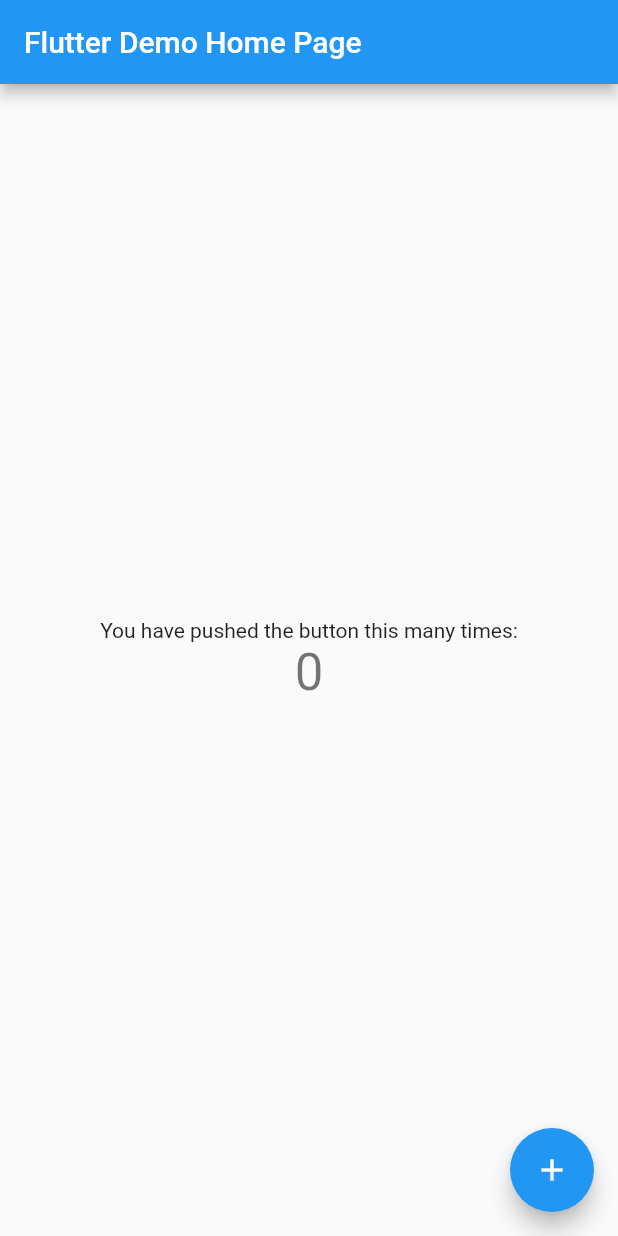
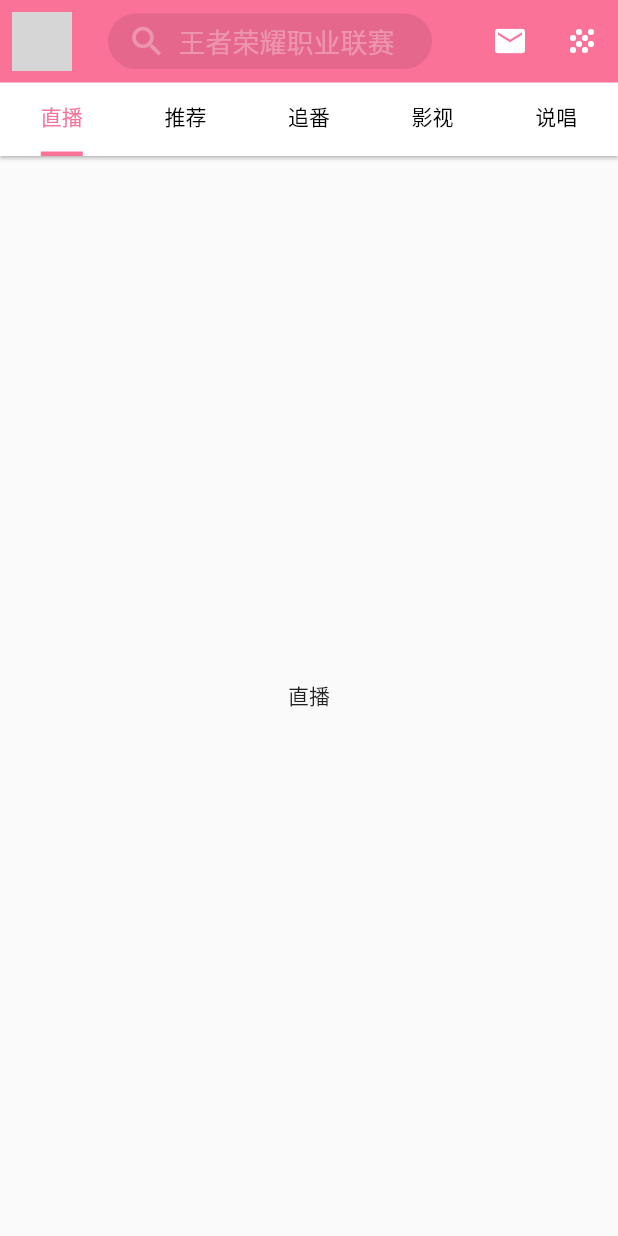
Before and after one commit to Harhao/bilibili-flutter, a Flutter app: the screen it shows after launch, on a phone screen of 412 x 824 dp. Run offline on Flutter 3.47's test engine with Material 2 defaults, Android fonts, the phone set to English and light mode, and no system bars; network calls fail; grey boxes are pictures that could not be loaded.

Commit message:
feat: 完成首页tabBar和navigationBar

```diff
--- a/lib/main.dart
+++ b/lib/main.dart
@@ -1,111 +1,10 @@
 import 'package:flutter/material.dart';
-
-void main() => runApp(MyApp());
-
-class MyApp extends StatelessWidget {
-  // This widget is the root of your application.
-  @override
-  Widget build(BuildContext context) {
-    return MaterialApp(
-      title: 'Flutter Demo',
-      theme: ThemeData(
-        // This is the theme of your application.
-        //
-        // Try running your application with "flutter run". You'll see the
-        // application has a blue toolbar. Then, without quitting the app, try
-        // changing the primarySwatch below to Colors.green and then invoke
-        // "hot reload" (press "r" in the console where you ran "flutter run",
-        // or simply save your changes to "hot reload" in a Flutter IDE).
-        // Notice that the counter didn't reset back to zero; the application
-        // is not restarted.
-        primarySwatch: Colors.blue,
-      ),
-      home: MyHomePage(title: 'Flutter Demo Home Page'),
-    );
-  }
-}
-
-class MyHomePage extends StatefulWidget {
-  MyHomePage({Key key, this.title}) : super(key: key);
-
-  // This widget is the home page of your application. It is stateful, meaning
-  // that it has a State object (defined below) that contains fields that affect
-  // how it looks.
-
-  // This class is the configuration for the state. It holds the values (in this
-  // case the title) provided by the parent (in this case the App widget) and
-  // used by the build method of the State. Fields in a Widget subclass are
-  // always marked "final".
-
-  final String title;
-
-  @override
-  _MyHomePageState createState() => _MyHomePageState();
-}
-
-class _MyHomePageState extends State<MyHomePage> {
-  int _counter = 0;
-
-  void _incrementCounter() {
-    setState(() {
-      // This call to setState tells the Flutter framework that something has
-      // changed in this State, which causes it to rerun the build method below
-      // so that the display can reflect the updated values. If we changed
-      // _counter without calling setState(), then the build method would not be
-      // called again, and so nothing would appear to happen.
-      _counter++;
-    });
-  }
-
-  @override
-  Widget build(BuildContext context) {
-    // This method is rerun every time setState is called, for instance as done
-    // by the _incrementCounter method above.
-    //
-    // The Flutter framework has been optimized to make rerunning build methods
-    // fast, so that you can just rebuild anything that needs updating rather
-    // than having to individually change instances of widgets.
-    return Scaffold(
-      appBar: AppBar(
-        // Here we take the value from the MyHomePage object that was created by
-        // the App.build method, and use it to set our appbar title.
-        title: Text(widget.title),
-      ),
-      body: Center(
-        // Center is a layout widget. It takes a single child and positions it
-        // in the middle of the parent.
-        child: Column(
-          // Column is also layout widget. It takes a list of children and
-          // arranges them vertically. By default, it sizes itself to fit its
-          // children horizontally, and tries to be as tall as its parent.
-          //
-          // Invoke "debug painting" (press "p" in the console, choose the
-          // "Toggle Debug Paint" action from the Flutter Inspector in Android
-          // Studio, or the "Toggle Debug Paint" command in Visual Studio Code)
-          // to see the wireframe for each widget.
-          //
-          // Column has various properties to control how it sizes itself and
-          // how it positions its children. Here we use mainAxisAlignment to
-          // center the children vertically; the main axis here is the vertical
-          // axis because Columns are vertical (the cross axis would be
-          // horizontal).
-          mainAxisAlignment: MainAxisAlignment.center,
-          children: <Widget>[
-            Text(
-              'You have pushed the button this many times:',
-            ),
-            Text(
-              '$_counter',
-              style: Theme.of(context).textTheme.display1,
-            ),
-          ],
-        ),
-      ),
-      floatingActionButton: FloatingActionButton(
-        onPressed: _incrementCounter,
-        tooltip: 'Increment',
-        child: Icon(Icons.add),
-      ), // This trailing comma makes auto-formatting nicer for build methods.
-    );
-  }
-}
+import 'pages/home.dart';
+void main() => runApp(MaterialApp(
+  title: '哔哩哔哩<(￣ ﹌ ￣)@m  ~bilibili',
+  theme: ThemeData(
+    primaryColor: Color(0xfffb7299)
+  ),
+  debugShowCheckedModeBanner: false,
+  home: Home(),
+));
--- /dev/null
+++ b/lib/pages/home.dart
@@ -0,0 +1,88 @@
+import 'package:flutter/cupertino.dart';
+import 'package:flutter/material.dart';
+
+class Home extends StatelessWidget {
+  @override
+  Widget build(BuildContext context) {
+    final List<Tab> Tabs = <Tab>[
+      Tab(text: '直播'),
+      Tab(text: '推荐'),
+      Tab(text: '追番'),
+      Tab(text: '影视'),
+      Tab(text: '说唱'),
+    ];
+    return DefaultTabController(
+        length: Tabs.length,
+        child: Scaffold(
+          appBar: AppBar(
+              elevation: 1.0,
+              leading: Padding(
+                  padding: EdgeInsets.all(8.0),
+                  child: Builder(
+                      builder: (context) => GestureDetector(
+                          onTap: () {
+                            Scaffold.of(context).openDrawer();
+                          },
+                          child: CircleAvatar(
+                              backgroundImage: NetworkImage(
+                                  "https://i2.hdslb.com/bfs/face/9e279be66273dc97d82a6c8ebecf3d78548f85b6.jpg"))))),
+              title: Container(
+                  padding: EdgeInsets.all(5.0),
+                  decoration: BoxDecoration(
+                    color: Color(0xffe5678c),
+                    borderRadius: BorderRadius.all(Radius.circular(20.0)),
+                  ),
+                  child: Row(mainAxisSize: MainAxisSize.min, children: <Widget>[
+                    Padding(padding: EdgeInsets.only(left: 8.0)),
+                    Icon(
+                      Icons.search,
+                      color: Colors.white30,
+                      size: 26.0,
+                    ),
+                    Padding(padding: EdgeInsets.only(left: 8.0)),
+                    Text(
+                      "王者荣耀职业联赛",
+                      style: TextStyle(
+                        color: Colors.white30,
+                        fontSize: 18.0,
+                      ),
+                    ),
+                    Padding(padding: EdgeInsets.only(right: 20.0)),
+                  ])),
+              actions: <Widget>[
+                IconButton(
+                    icon: Icon(
+                      Icons.email,
+                      color: Colors.white,
+                    ),
+                    onPressed: null),
+                IconButton(
+                    icon: Icon(
+                      Icons.grain,
+                      color: Colors.white,
+                    ),
+                    onPressed: null),
+              ],
+              bottom: PreferredSize(
+                  preferredSize: Size.fromHeight(48),
+                  child: Material(
+                    color: Colors.white,
+                    child: TabBar(
+                      labelColor: Theme.of(context).primaryColor,
+                      unselectedLabelColor: Color(0xff000000),
+                      indicatorColor: Theme.of(context).primaryColor,
+                      indicatorSize: TabBarIndicatorSize.label,
+                      indicatorWeight: 3.0,
+                      tabs: Tabs,
+                    ),
+                  ))),
+          body: TabBarView(
+              children: Tabs.map((Tab tab) {
+            return Center(child: Text(tab.text));
+          }).toList()),
+          drawer: Drawer(
+            child: ListView(children: <Widget>[]),
+          ),
+        ));
+  }
+}
```
